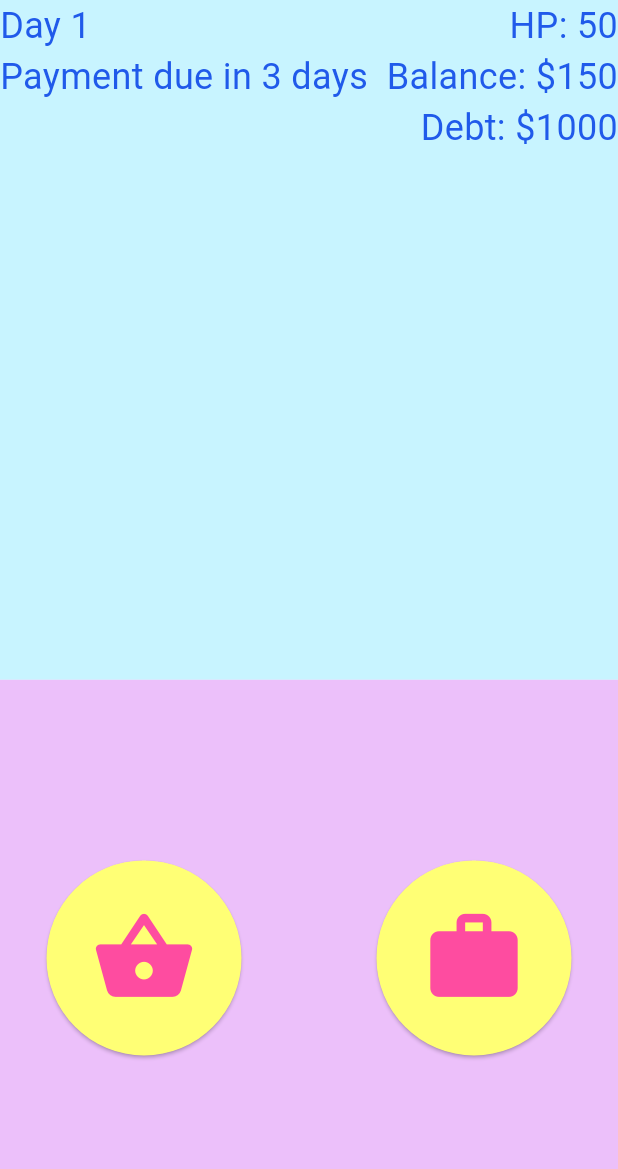
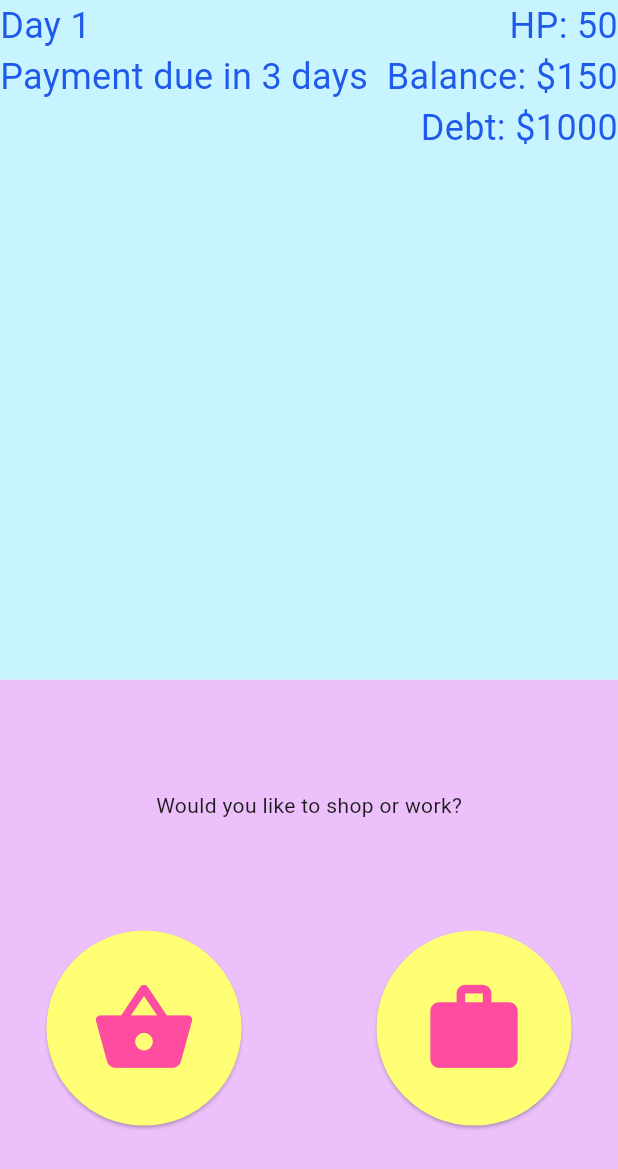
Before and after one commit to nguyenlynn47/money_egg, a Flutter app: the ActionScreen screen opened by its route, on a phone screen of 412 x 824 dp. Shown: the top 1169 px of the screen. Run offline on Flutter 3.47's test engine with Material 3 defaults, Android fonts, the phone set to English and light mode, and no system bars; our stand-ins replace material_symbols_icons.

Commit message:
Shop error text

```diff
--- a/lib/actionscreen.dart
+++ b/lib/actionscreen.dart
@@ -9,6 +9,7 @@ class ActionScreen extends StatefulWidget {
 }
 
 class _ActionScreenState extends State<ActionScreen> {
+  String textPrompt = "Would you like to shop or work?";
   @override
   Widget build(BuildContext context) {
     return Scaffold(
@@ -74,14 +75,18 @@ class _ActionScreenState extends State<ActionScreen> {
               child: Container(
                 color: Color.fromRGBO(236, 192, 250, 1),
                 child: Center(
-                  child: Row(
+                  child: Column(
+                    mainAxisAlignment: MainAxisAlignment.spaceEvenly,
+                    children: [
+                      Text(textPrompt),
+                      Row(
                         mainAxisAlignment: MainAxisAlignment.center,
                         children: [
                           ElevatedButton(
                             onPressed: () {
                               setState(() {
                                 if (bal < 30) {
-                              print("You cannot buy anything");
+                                  textPrompt = "Insufficient funds. You have to work.";
                                 }
                                 else {
                                   actionCount--;
@@ -113,6 +118,8 @@ class _ActionScreenState extends State<ActionScreen> {
                           ),
                         ],
                       ),
+                    ],
+                  ),
                 ),
               ),
             ),
```
Lines whose indentation alone changed are shown as unchanged.
